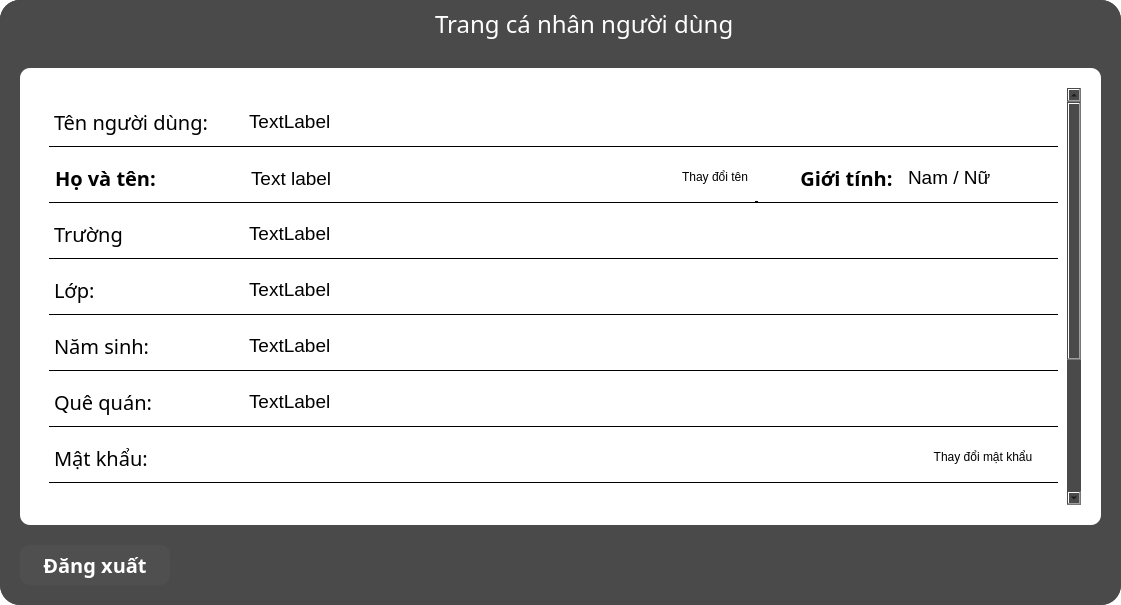
hoangm960/Astraea, file UI_Files/profile_form.ui: the form before one commit.
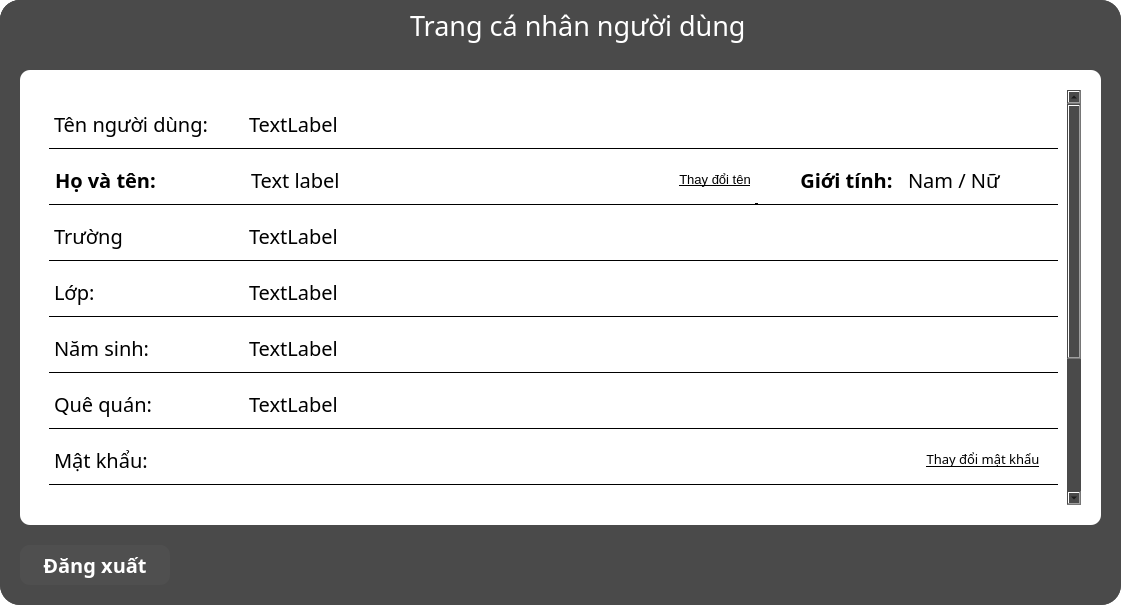
The form after the commit. Icons and pictures are not drawn.

```diff
--- a/UI_Files/profile_form.ui
+++ b/UI_Files/profile_form.ui
@@ -42,13 +42,13 @@
       <property name="minimumSize">
        <size>
         <width>0</width>
-        <height>48</height>
+        <height>50</height>
        </size>
       </property>
       <property name="maximumSize">
        <size>
         <width>16777215</width>
-        <height>48</height>
+        <height>50</height>
        </size>
       </property>
       <property name="font">
@@ -204,20 +204,20 @@
         <widget class="QLabel" name="label">
          <property name="minimumSize">
           <size>
-           <width>350</width>
+           <width>400</width>
            <height>0</height>
           </size>
          </property>
          <property name="maximumSize">
           <size>
-           <width>350</width>
+           <width>400</width>
            <height>16777215</height>
           </size>
          </property>
          <property name="font">
           <font>
            <family>Segoe UI Black</family>
-           <pointsize>18</pointsize>
+           <pointsize>20</pointsize>
            <weight>50</weight>
            <italic>false</italic>
            <bold>false</bold>
@@ -369,7 +369,7 @@
                 </property>
                 <property name="font">
                  <font>
-                  <family>Segoe UI Black</family>
+                  <family>Montserrat</family>
                   <pointsize>15</pointsize>
                  </font>
                 </property>
@@ -385,8 +385,8 @@
                <widget class="QLabel" name="username_box">
                 <property name="font">
                  <font>
-                  <family>Segoe UI</family>
-                  <pointsize>14</pointsize>
+                  <family>iCiel Effra Regular</family>
+                  <pointsize>15</pointsize>
                  </font>
                 </property>
                 <property name="styleSheet">
@@ -481,7 +481,7 @@
                 </property>
                 <property name="font">
                  <font>
-                  <family>Segoe UI Black</family>
+                  <family>Montserrat</family>
                   <pointsize>15</pointsize>
                   <weight>75</weight>
                   <bold>true</bold>
@@ -508,8 +508,8 @@
                 </property>
                 <property name="font">
                  <font>
-                  <family>Segoe UI</family>
-                  <pointsize>14</pointsize>
+                  <family>iCiel Effra Regular</family>
+                  <pointsize>15</pointsize>
                  </font>
                 </property>
                 <property name="styleSheet">
@@ -561,6 +561,14 @@
                   <height>30</height>
                  </size>
                 </property>
+                <property name="font">
+                 <font>
+                  <pointsize>10</pointsize>
+                  <weight>50</weight>
+                  <bold>false</bold>
+                  <underline>true</underline>
+                 </font>
+                </property>
                 <property name="styleSheet">
                  <string notr="true">QPushButton {
 	color: rgb(0,0,0);
@@ -625,8 +633,8 @@
                 </property>
                 <property name="font">
                  <font>
-                  <family>Segoe UI</family>
-                  <pointsize>14</pointsize>
+                  <family>iCiel Effra Regular</family>
+                  <pointsize>15</pointsize>
                  </font>
                 </property>
                 <property name="styleSheet">
@@ -715,7 +723,7 @@
                 </property>
                 <property name="font">
                  <font>
-                  <family>Segoe UI Black</family>
+                  <family>Montserrat</family>
                   <pointsize>15</pointsize>
                  </font>
                 </property>
@@ -728,8 +736,8 @@
                <widget class="QLabel" name="SchoolBox">
                 <property name="font">
                  <font>
-                  <family>Segoe UI</family>
-                  <pointsize>14</pointsize>
+                  <family>iCiel Effra Regular</family>
+                  <pointsize>15</pointsize>
                  </font>
                 </property>
                 <property name="styleSheet">
@@ -818,7 +826,7 @@
                 </property>
                 <property name="font">
                  <font>
-                  <family>Segoe UI Black</family>
+                  <family>Montserrat</family>
                   <pointsize>15</pointsize>
                  </font>
                 </property>
@@ -831,8 +839,8 @@
                <widget class="QLabel" name="ClassBox">
                 <property name="font">
                  <font>
-                  <family>Segoe UI</family>
-                  <pointsize>14</pointsize>
+                  <family>iCiel Effra Regular</family>
+                  <pointsize>15</pointsize>
                  </font>
                 </property>
                 <property name="styleSheet">
@@ -921,7 +929,7 @@
                 </property>
                 <property name="font">
                  <font>
-                  <family>Segoe UI Black</family>
+                  <family>Montserrat</family>
                   <pointsize>15</pointsize>
                  </font>
                 </property>
@@ -934,8 +942,8 @@
                <widget class="QLabel" name="BirthBox">
                 <property name="font">
                  <font>
-                  <family>Segoe UI</family>
-                  <pointsize>14</pointsize>
+                  <family>iCiel Effra Regular</family>
+                  <pointsize>15</pointsize>
                  </font>
                 </property>
                 <property name="styleSheet">
@@ -1024,7 +1032,7 @@
                 </property>
                 <property name="font">
                  <font>
-                  <family>Segoe UI Black</family>
+                  <family>Montserrat</family>
                   <pointsize>15</pointsize>
                  </font>
                 </property>
@@ -1037,8 +1045,8 @@
                <widget class="QLabel" name="CountryBox">
                 <property name="font">
                  <font>
-                  <family>Segoe UI</family>
-                  <pointsize>14</pointsize>
+                  <family>iCiel Effra Regular</family>
+                  <pointsize>15</pointsize>
                  </font>
                 </property>
                 <property name="styleSheet">
@@ -1133,7 +1141,7 @@
                 </property>
                 <property name="font">
                  <font>
-                  <family>Segoe UI Black</family>
+                  <family>Montserrat</family>
                   <pointsize>15</pointsize>
                  </font>
                 </property>
@@ -1182,6 +1190,13 @@
                   <height>30</height>
                  </size>
                 </property>
+                <property name="font">
+                 <font>
+                  <family>iCiel Effra Regular</family>
+                  <pointsize>10</pointsize>
+                  <underline>true</underline>
+                 </font>
+                </property>
                 <property name="styleSheet">
                  <string notr="true">QPushButton {
 	color: rgb(0,0,0);
@@ -1257,7 +1272,7 @@
                 </property>
                 <property name="font">
                  <font>
-                  <family>Segoe UI Black</family>
+                  <family>Montserrat</family>
                   <pointsize>15</pointsize>
                  </font>
                 </property>
@@ -1270,8 +1285,8 @@
                <widget class="QLabel" name="label_20">
                 <property name="font">
                  <font>
-                  <family>Segoe UI</family>
-                  <pointsize>14</pointsize>
+                  <family>iCiel Effra Regular</family>
+                  <pointsize>15</pointsize>
                  </font>
                 </property>
                 <property name="styleSheet">
```
Left out of the diff: 14 changed lines with no effect on the pictures.
